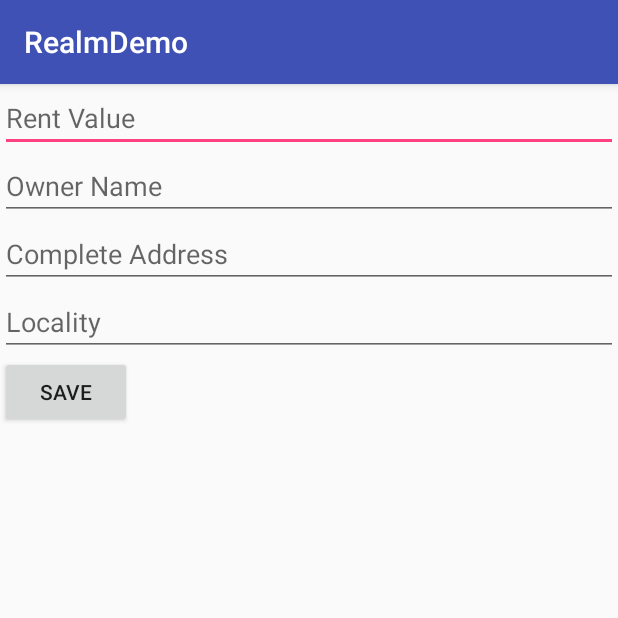
After one commit to NazneenR/RealmTrial, an Android app: the RentPropertyActivity screen opened directly, with no data from a screen before it, on a phone screen of 412 x 824 dp, the top half of it. The commit adds this screen. Run offline under Robolectric (Android 15) with nearby library versions, the phone set to English and light mode, and no system bars; our stand-ins replace ButterKnife; libraries missing offline, so code that uses them is left out: io.realm, io.realm.annotations; 6 statements that could not run were skipped.

Commit message:
Sagar | Autocomplete first cut

```diff
--- a/app/build.gradle
+++ b/app/build.gradle
@@ -26,5 +26,7 @@ dependencies {
         exclude group: 'com.android.support', module: 'support-annotations'
     })
     compile 'com.android.support:appcompat-v7:24.0.0'
+    compile 'com.jakewharton:butterknife:8.4.0'
+    annotationProcessor 'com.jakewharton:butterknife-compiler:8.4.0'
     testCompile 'junit:junit:4.12'
 }
--- a/app/src/main/AndroidManifest.xml
+++ b/app/src/main/AndroidManifest.xml
@@ -3,7 +3,6 @@
           package="com.example.realm.realmdemo">
 
   <application
-      android:allowBackup="true"
       android:name=".MyApplication"
       android:icon="@mipmap/ic_launcher"
       android:label="@string/app_name"
@@ -16,6 +15,8 @@
         <category android:name="android.intent.category.LAUNCHER"/>
       </intent-filter>
     </activity>
+    <activity android:name=".view.RentPropertyActivity">
+    </activity>
   </application>
 
 </manifest>
--- a/app/src/main/java/com/example/realm/realmdemo/model/Location.java
+++ b/app/src/main/java/com/example/realm/realmdemo/model/Location.java
@@ -6,4 +6,9 @@ import io.realm.annotations.PrimaryKey;
 public class Location extends RealmObject {
   @PrimaryKey
   public String name;
+
+  @Override
+  public String toString() {
+    return name;
+  }
 }
--- /dev/null
+++ b/app/src/main/java/com/example/realm/realmdemo/view/RentPropertyActivity.java
@@ -0,0 +1,74 @@
+package com.example.realm.realmdemo.view;
+
+import android.content.Context;
+import android.content.SharedPreferences;
+import android.support.v7.app.AppCompatActivity;
+import android.os.Bundle;
+import android.util.Log;
+import android.view.View;
+import android.widget.AutoCompleteTextView;
+import android.widget.EditText;
+import android.widget.Toast;
+
+import com.example.realm.realmdemo.R;
+import com.example.realm.realmdemo.adapters.LocalityAdapter;
+import com.example.realm.realmdemo.repository.Repository;
+
+import java.io.BufferedReader;
+import java.io.InputStream;
+import java.io.InputStreamReader;
+
+import butterknife.BindView;
+import butterknife.ButterKnife;
+
+public class RentPropertyActivity extends AppCompatActivity {
+
+  public static final String IS_LOCALITIES_LOADED_KEY = "IS_LOCALITIES_LOADED_KEY";
+  private Repository repository;
+
+  @BindView(R.id.rent_value_edittext)
+  EditText rentValueEditText;
+  @BindView(R.id.owner_name_edittext)
+  EditText ownerNameEditText;
+  @BindView(R.id.complete_address_edittext)
+  EditText completeAddressEditText;
+  @BindView(R.id.locality_auto_complete_view)
+  AutoCompleteTextView localityView;
+
+  @Override
+  protected void onCreate(Bundle savedInstanceState) {
+    super.onCreate(savedInstanceState);
+    setContentView(R.layout.activity_rent_property);
+    SharedPreferences sharedPref = getPreferences(Context.MODE_PRIVATE);
+    ButterKnife.bind(this);
+    loadLocalities();
+    SharedPreferences.Editor edit = sharedPref.edit();
+    edit.putBoolean(IS_LOCALITIES_LOADED_KEY, true);
+    edit.commit();
+    System.out.println(repository.getAllLocations());
+    localityView.setAdapter(new LocalityAdapter(this, android.R.layout.select_dialog_item, repository.getAllLocations(), repository));
+
+  }
+
+  private void loadLocalities() {
+    repository = new Repository();
+    InputStream localityInputStream = getResources().openRawResource(R.raw.localities);
+    BufferedReader localitiesFileBufferedReader = new BufferedReader(new InputStreamReader(localityInputStream));
+    String localityLine;
+
+    try {
+      while ((localityLine = localitiesFileBufferedReader.readLine()) != null) {
+        repository.addLocation(localityLine);
+      }
+    } catch (Exception ignored) {
+      Log.e("Error", "error while reading localities");
+    }
+  }
+
+  public void saveClicked(View view) {
+    repository.addApartment(localityView.getText().toString(), Integer.parseInt(rentValueEditText.getText().toString()),
+        ownerNameEditText.getText().toString(), completeAddressEditText.getText().toString());
+    Toast.makeText(RentPropertyActivity.this, "Property Saved", Toast.LENGTH_SHORT).show();
+    finish();
+  }
+}
--- a/app/src/main/res/layout/activity_realm_basic_example.xml
+++ b/app/src/main/res/layout/activity_realm_basic_example.xml
@@ -25,5 +25,10 @@
         android:paddingTop="10sp"
         android:orientation="vertical"
         tools:context=".RealmIntroExample"/>
+    <Button
+        android:layout_width="wrap_content"
+        android:layout_height="wrap_content"
+        android:text="@string/add_property"
+        android:onClick="clickedAddProperty"/>
   </LinearLayout>
 </ScrollView>
--- a/app/src/main/res/layout/activity_rent_property.xml
+++ b/app/src/main/res/layout/activity_rent_property.xml
@@ -1,13 +1,44 @@
 <?xml version="1.0" encoding="utf-8"?>
-<RelativeLayout
+<LinearLayout
     xmlns:android="http://schemas.android.com/apk/res/android"
     xmlns:tools="http://schemas.android.com/tools"
     android:layout_width="match_parent"
     android:layout_height="match_parent"
-    android:paddingLeft="@dimen/activity_horizontal_margin"
-    android:paddingRight="@dimen/activity_horizontal_margin"
-    android:paddingTop="@dimen/activity_vertical_margin"
-    android:paddingBottom="@dimen/activity_vertical_margin"
+    android:orientation="vertical"
     tools:context="com.example.realm.realmdemo.view.RentPropertyActivity">
 
-</RelativeLayout>
+  <EditText
+      android:id="@+id/rent_value_edittext"
+      android:layout_width="match_parent"
+      android:layout_height="wrap_content"
+      android:hint="@string/rent_value"
+      android:inputType="number"/>
+
+  <EditText
+      android:id="@+id/owner_name_edittext"
+      android:layout_width="match_parent"
+      android:layout_height="wrap_content"
+      android:hint="@string/owner_name"
+      />
+
+  <EditText
+      android:id="@+id/complete_address_edittext"
+      android:layout_width="match_parent"
+      android:layout_height="wrap_content"
+      android:hint="@string/complete_address"
+      />
+
+  <AutoCompleteTextView
+      android:id="@+id/locality_auto_complete_view"
+      android:layout_width="match_parent"
+      android:layout_height="wrap_content"
+      android:hint="@string/locality"/>
+
+
+  <Button
+      android:layout_width="wrap_content"
+      android:layout_height="wrap_content"
+      android:onClick="saveClicked"
+      android:text="@string/save"/>
+
+</LinearLayout>
--- a/app/src/main/res/values/strings.xml
+++ b/app/src/main/res/values/strings.xml
@@ -1,4 +1,10 @@
 <resources>
   <string name="app_name">RealmDemo</string>
   <string name="status_output">Status Output…</string>
+  <string name="add_property">Add Property</string>
+  <string name="rent_value">Rent Value</string>
+  <string name="owner_name">Owner Name</string>
+  <string name="complete_address">Complete Address</string>
+  <string name="locality">Locality</string>
+  <string name="save">Save</string>
 </resources>
```
Also changed, not shown: app/src/main/java/com/example/realm/realmdemo/adapters/FilterableRealmBaseAdapter.java (added, +63 -0 lines), app/src/main/java/com/example/realm/realmdemo/adapters/LocalityAdapter.java (added, +33 -0 lines), app/src/main/java/com/example/realm/realmdemo/repository/Repository.java (+36 -7 lines), app/src/main/java/com/example/realm/realmdemo/view/MainActivity.java (+7 -0 lines), app/src/main/res/raw/localities.txt (added, +15 -0 lines).
